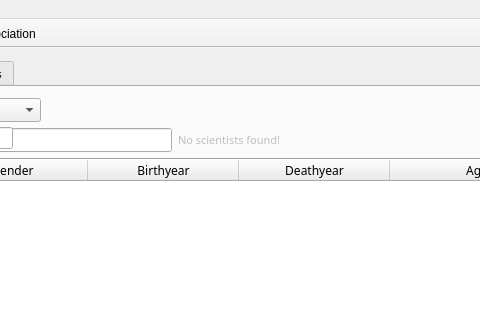
Old version of the form mainwindow.ui in the repository marthagb/VLN1-Skil-3; both pictures show x 240 to 720 and y 0 to 320 of the 830 by 640 pixel window.
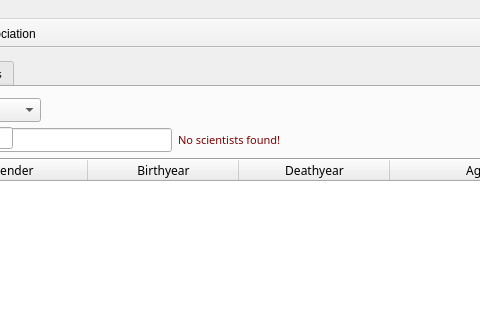
New version of the form. The open tabs and pages were chosen to show the change. Icons and pictures are not drawn.

Commit message: lagaði takkavirkni og breytti lit á villuskilaboðum

Patch:
```diff
--- a/mainwindow.ui
+++ b/mainwindow.ui
@@ -257,6 +257,421 @@
           <property name="enabled">
            <bool>false</bool>
           </property>
+          <property name="palette">
+           <palette>
+            <active>
+             <colorrole role="WindowText">
+              <brush brushstyle="SolidPattern">
+               <color alpha="255">
+                <red>0</red>
+                <green>0</green>
+                <blue>0</blue>
+               </color>
+              </brush>
+             </colorrole>
+             <colorrole role="Button">
+              <brush brushstyle="SolidPattern">
+               <color alpha="255">
+                <red>255</red>
+                <green>0</green>
+                <blue>0</blue>
+               </color>
+              </brush>
+             </colorrole>
+             <colorrole role="Light">
+              <brush brushstyle="SolidPattern">
+               <color alpha="255">
+                <red>255</red>
+                <green>127</green>
+                <blue>127</blue>
+               </color>
+              </brush>
+             </colorrole>
+             <colorrole role="Midlight">
+              <brush brushstyle="SolidPattern">
+               <color alpha="255">
+                <red>255</red>
+                <green>63</green>
+                <blue>63</blue>
+               </color>
+              </brush>
+             </colorrole>
+             <colorrole role="Dark">
+              <brush brushstyle="SolidPattern">
+               <color alpha="255">
+                <red>127</red>
+                <green>0</green>
+                <blue>0</blue>
+               </color>
+              </brush>
+             </colorrole>
+             <colorrole role="Mid">
+              <brush brushstyle="SolidPattern">
+               <color alpha="255">
+                <red>170</red>
+                <green>0</green>
+                <blue>0</blue>
+               </color>
+              </brush>
+             </colorrole>
+             <colorrole role="Text">
+              <brush brushstyle="SolidPattern">
+               <color alpha="255">
+                <red>0</red>
+                <green>0</green>
+                <blue>0</blue>
+               </color>
+              </brush>
+             </colorrole>
+             <colorrole role="BrightText">
+              <brush brushstyle="SolidPattern">
+               <color alpha="255">
+                <red>255</red>
+                <green>255</green>
+                <blue>255</blue>
+               </color>
+              </brush>
+             </colorrole>
+             <colorrole role="ButtonText">
+              <brush brushstyle="SolidPattern">
+               <color alpha="255">
+                <red>0</red>
+                <green>0</green>
+                <blue>0</blue>
+               </color>
+              </brush>
+             </colorrole>
+             <colorrole role="Base">
+              <brush brushstyle="SolidPattern">
+               <color alpha="255">
+                <red>255</red>
+                <green>255</green>
+                <blue>255</blue>
+               </color>
+              </brush>
+             </colorrole>
+             <colorrole role="Window">
+              <brush brushstyle="SolidPattern">
+               <color alpha="255">
+                <red>255</red>
+                <green>0</green>
+                <blue>0</blue>
+               </color>
+              </brush>
+             </colorrole>
+             <colorrole role="Shadow">
+              <brush brushstyle="SolidPattern">
+               <color alpha="255">
+                <red>0</red>
+                <green>0</green>
+                <blue>0</blue>
+               </color>
+              </brush>
+             </colorrole>
+             <colorrole role="AlternateBase">
+              <brush brushstyle="SolidPattern">
+               <color alpha="255">
+                <red>255</red>
+                <green>127</green>
+                <blue>127</blue>
+               </color>
+              </brush>
+             </colorrole>
+             <colorrole role="ToolTipBase">
+              <brush brushstyle="SolidPattern">
+               <color alpha="255">
+                <red>255</red>
+                <green>255</green>
+                <blue>220</blue>
+               </color>
+              </brush>
+             </colorrole>
+             <colorrole role="ToolTipText">
+              <brush brushstyle="SolidPattern">
+               <color alpha="255">
+                <red>0</red>
+                <green>0</green>
+                <blue>0</blue>
+               </color>
+              </brush>
+             </colorrole>
+            </active>
+            <inactive>
+             <colorrole role="WindowText">
+              <brush brushstyle="SolidPattern">
+               <color alpha="255">
+                <red>0</red>
+                <green>0</green>
+                <blue>0</blue>
+               </color>
+              </brush>
+             </colorrole>
+             <colorrole role="Button">
+              <brush brushstyle="SolidPattern">
+               <color alpha="255">
+                <red>255</red>
+                <green>0</green>
+                <blue>0</blue>
+               </color>
+              </brush>
+             </colorrole>
+             <colorrole role="Light">
+              <brush brushstyle="SolidPattern">
+               <color alpha="255">
+                <red>255</red>
+                <green>127</green>
+                <blue>127</blue>
+               </color>
+              </brush>
+             </colorrole>
+             <colorrole role="Midlight">
+              <brush brushstyle="SolidPattern">
+               <color alpha="255">
+                <red>255</red>
+                <green>63</green>
+                <blue>63</blue>
+               </color>
+              </brush>
+             </colorrole>
+             <colorrole role="Dark">
+              <brush brushstyle="SolidPattern">
+               <color alpha="255">
+                <red>127</red>
+                <green>0</green>
+                <blue>0</blue>
+               </color>
+              </brush>
+             </colorrole>
+             <colorrole role="Mid">
+              <brush brushstyle="SolidPattern">
+               <color alpha="255">
+                <red>170</red>
+                <green>0</green>
+                <blue>0</blue>
+               </color>
+              </brush>
+             </colorrole>
+             <colorrole role="Text">
+              <brush brushstyle="SolidPattern">
+               <color alpha="255">
+                <red>0</red>
+                <green>0</green>
+                <blue>0</blue>
+               </color>
+              </brush>
+             </colorrole>
+             <colorrole role="BrightText">
+              <brush brushstyle="SolidPattern">
+               <color alpha="255">
+                <red>255</red>
+                <green>255</green>
+                <blue>255</blue>
+               </color>
+              </brush>
+             </colorrole>
+             <colorrole role="ButtonText">
+              <brush brushstyle="SolidPattern">
+               <color alpha="255">
+                <red>0</red>
+                <green>0</green>
+                <blue>0</blue>
+               </color>
+              </brush>
+             </colorrole>
+             <colorrole role="Base">
+              <brush brushstyle="SolidPattern">
+               <color alpha="255">
+                <red>255</red>
+                <green>255</green>
+                <blue>255</blue>
+               </color>
+              </brush>
+             </colorrole>
+             <colorrole role="Window">
+              <brush brushstyle="SolidPattern">
+               <color alpha="255">
+                <red>255</red>
+                <green>0</green>
+                <blue>0</blue>
+               </color>
+              </brush>
+             </colorrole>
+             <colorrole role="Shadow">
+              <brush brushstyle="SolidPattern">
+               <color alpha="255">
+                <red>0</red>
+                <green>0</green>
+                <blue>0</blue>
+               </color>
+              </brush>
+             </colorrole>
+             <colorrole role="AlternateBase">
+              <brush brushstyle="SolidPattern">
+               <color alpha="255">
+                <red>255</red>
+                <green>127</green>
+                <blue>127</blue>
+               </color>
+              </brush>
+             </colorrole>
+             <colorrole role="ToolTipBase">
+              <brush brushstyle="SolidPattern">
+               <color alpha="255">
+                <red>255</red>
+                <green>255</green>
+                <blue>220</blue>
+               </color>
+              </brush>
+             </colorrole>
+             <colorrole role="ToolTipText">
+              <brush brushstyle="SolidPattern">
+               <color alpha="255">
+                <red>0</red>
+                <green>0</green>
+                <blue>0</blue>
+               </color>
+              </brush>
+             </colorrole>
+            </inactive>
+            <disabled>
+             <colorrole role="WindowText">
+              <brush brushstyle="SolidPattern">
+               <color alpha="255">
+                <red>127</red>
+                <green>0</green>
+                <blue>0</blue>
+               </color>
+              </brush>
+             </colorrole>
+             <colorrole role="Button">
+              <brush brushstyle="SolidPattern">
+               <color alpha="255">
+                <red>255</red>
+                <green>0</green>
+                <blue>0</blue>
+               </color>
+              </brush>
+             </colorrole>
+             <colorrole role="Light">
+              <brush brushstyle="SolidPattern">
+               <color alpha="255">
+                <red>255</red>
+                <green>127</green>
+                <blue>127</blue>
+               </color>
+              </brush>
+             </colorrole>
+             <colorrole role="Midlight">
+              <brush brushstyle="SolidPattern">
+               <color alpha="255">
+                <red>255</red>
+                <green>63</green>
+                <blue>63</blue>
+               </color>
+              </brush>
+             </colorrole>
+             <colorrole role="Dark">
+              <brush brushstyle="SolidPattern">
+               <color alpha="255">
+                <red>127</red>
+                <green>0</green>
+                <blue>0</blue>
+               </color>
+              </brush>
+             </colorrole>
+             <colorrole role="Mid">
+              <brush brushstyle="SolidPattern">
+               <color alpha="255">
+                <red>170</red>
+                <green>0</green>
+                <blue>0</blue>
+               </color>
+              </brush>
+             </colorrole>
+             <colorrole role="Text">
+              <brush brushstyle="SolidPattern">
+               <color alpha="255">
+                <red>127</red>
+                <green>0</green>
+                <blue>0</blue>
+               </color>
+              </brush>
+             </colorrole>
+             <colorrole role="BrightText">
+              <brush brushstyle="SolidPattern">
+               <color alpha="255">
+                <red>255</red>
+                <green>255</green>
+                <blue>255</blue>
+               </color>
+              </brush>
+             </colorrole>
+             <colorrole role="ButtonText">
+              <brush brushstyle="SolidPattern">
+               <color alpha="255">
+                <red>127</red>
+                <green>0</green>
+                <blue>0</blue>
+               </color>
+              </brush>
+             </colorrole>
+             <colorrole role="Base">
+              <brush brushstyle="SolidPattern">
+               <color alpha="255">
+                <red>255</red>
+                <green>0</green>
+                <blue>0</blue>
+               </color>
+              </brush>
+             </colorrole>
+             <colorrole role="Window">
+              <brush brushstyle="SolidPattern">
+               <color alpha="255">
+                <red>255</red>
+                <green>0</green>
+                <blue>0</blue>
+               </color>
+              </brush>
+             </colorrole>
+             <colorrole role="Shadow">
+              <brush brushstyle="SolidPattern">
+               <color alpha="255">
+                <red>0</red>
+                <green>0</green>
+                <blue>0</blue>
+               </color>
+              </brush>
+             </colorrole>
+             <colorrole role="AlternateBase">
+              <brush brushstyle="SolidPattern">
+               <color alpha="255">
+                <red>255</red>
+                <green>0</green>
+                <blue>0</blue>
+               </color>
+              </brush>
+             </colorrole>
+             <colorrole role="ToolTipBase">
+              <brush brushstyle="SolidPattern">
+               <color alpha="255">
+                <red>255</red>
+                <green>255</green>
+                <blue>220</blue>
+               </color>
+              </brush>
+             </colorrole>
+             <colorrole role="ToolTipText">
+              <brush brushstyle="SolidPattern">
+               <color alpha="255">
+                <red>0</red>
+                <green>0</green>
+                <blue>0</blue>
+               </color>
+              </brush>
+             </colorrole>
+            </disabled>
+           </palette>
+          </property>
           <property name="text">
            <string>No scientists found!</string>
           </property>
```
Left out of the diff: 834 changed lines with no effect on the pictures. The commit also changes 1 other file.
